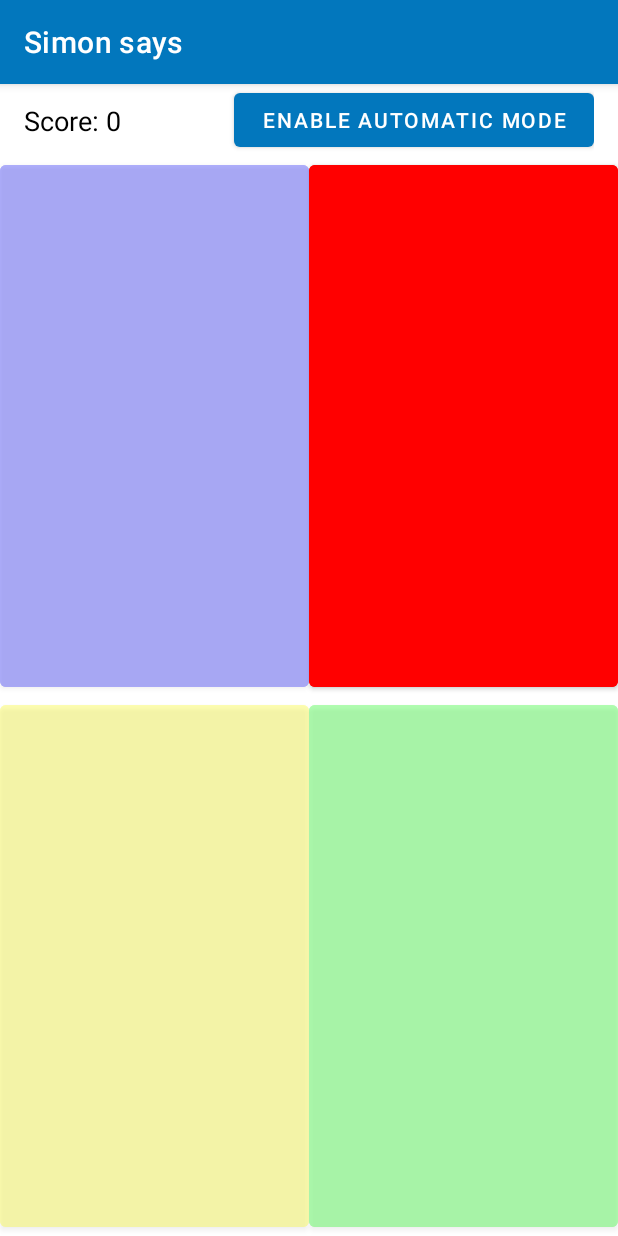
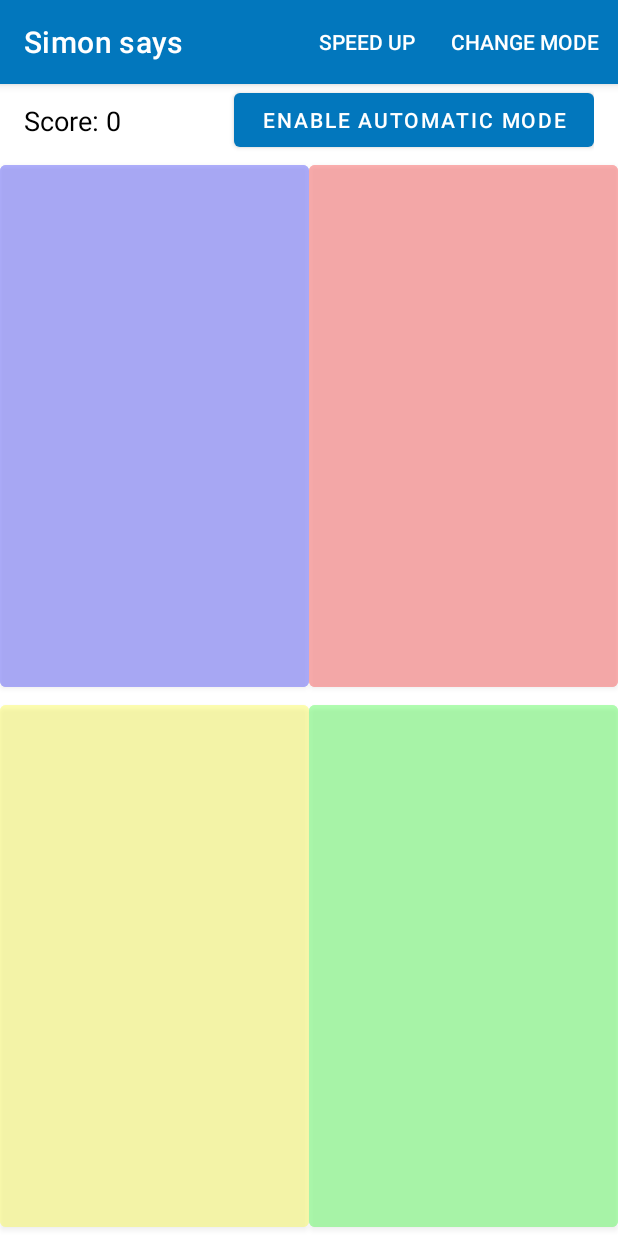
Before and after one commit to Stef1379/Simon-Says, an Android app: the GameActivity screen opened directly, with no data from a screen before it, on a phone screen of 412 x 824 dp. Run offline under Robolectric (Android 15) with nearby library versions, the phone set to English and light mode, and no system bars; our stand-ins replace AdMob; 1 statement that could not run was skipped.

Commit message:
Add speed variation

```diff
--- a/app/src/main/java/com/example/simonsays/GameActivity.java
+++ b/app/src/main/java/com/example/simonsays/GameActivity.java
@@ -9,6 +9,9 @@ import android.os.Handler;
 import android.os.Looper;
 import android.util.DisplayMetrics;
 import android.view.Display;
+import android.view.Menu;
+import android.view.MenuInflater;
+import android.view.MenuItem;
 import android.view.View;
 import android.view.WindowManager;
 import android.widget.Button;
@@ -32,8 +35,11 @@ public class GameActivity extends AppCompatActivity {
 
     private static final Handler mainHandler = new Handler(Looper.getMainLooper());
     private static final Random random = new Random();
-    private static final long DELAY = 1200;
     private static final long AUTONOMOUS_DELAY = 600;
+    private static final long MIN_DELAY = 100;
+    private static final long MAX_DELAY = 800;
+
+    private static long DELAY = 800;
     private static boolean AUTONOMOUS = false;
 
     private List<Button> buttons;
@@ -43,7 +49,6 @@ public class GameActivity extends AppCompatActivity {
     private int score;
 
     private TextView scoreText;
-    private Button autonomousButton;
 
     private RelativeLayout adContainerView;
     private AdView adView;
@@ -59,7 +64,6 @@ public class GameActivity extends AppCompatActivity {
         setContentView(R.layout.activity_game);
         getWindow().addFlags(WindowManager.LayoutParams.FLAG_KEEP_SCREEN_ON);
 
-        autonomousButton = findViewById(R.id.btn_autonomous);
         scoreText = findViewById(R.id.lbl_scoreText);
         adContainerView = findViewById(R.id.game_ad_container);
         loadBanner();
@@ -72,11 +76,32 @@ public class GameActivity extends AppCompatActivity {
         setupButtonsClickListener();
         setupSounds();
         addLightButton();
+    }
 
-        autonomousButton.setOnClickListener(_ -> {
+    @Override
+    public boolean onCreateOptionsMenu(Menu menu) {
+        MenuInflater inflater = getMenuInflater();
+        inflater.inflate(R.menu.game_menu, menu);
+        return true;
+    }
+
+    @Override
+    public boolean onOptionsItemSelected(@NonNull MenuItem item) {
+        if (item.getItemId() == R.id.toggle_speed) {
+            toggleGameSpeed();
+            return true;
+        }
+        if (item.getItemId() == R.id.toggle_autonomous) {
             toggleAutonomous();
             if (buttons.stream().allMatch(View::hasOnClickListeners)) playGameAutonomous();
-        });
+            return true;
+        }
+        return super.onOptionsItemSelected(item);
+    }
+
+    private void toggleGameSpeed() {
+        if (DELAY == MIN_DELAY) DELAY = MAX_DELAY;
+        else if (DELAY == MAX_DELAY) DELAY = MIN_DELAY;
     }
 
     public static Display getDefaultDisplay(Context context) {
@@ -180,8 +205,8 @@ public class GameActivity extends AppCompatActivity {
         long totalDelay = 0;
         for (int i = 0; i < lightedButtons.size(); i++) {
             final Button lightedButton = lightedButtons.get(i);
-            totalDelay += DELAY;
-            mainHandler.postDelayed(() -> lightButton(lightedButton, 1000), totalDelay);
+            totalDelay += DELAY + (100L * lightedButtons.size());
+            mainHandler.postDelayed(() -> lightButton(lightedButton, (int) DELAY), totalDelay);
         }
 
         mainHandler.postDelayed(() -> {
@@ -289,6 +314,6 @@ public class GameActivity extends AppCompatActivity {
 
     private void toggleAutonomous() {
         AUTONOMOUS = !AUTONOMOUS;
-        autonomousButton.setText(AUTONOMOUS ? R.string.disable_automatic_mode : R.string.enable_automatic_mode);
+//        autonomousButton.setText(AUTONOMOUS ? R.string.disable_automatic_mode : R.string.enable_automatic_mode);
     }
 }
--- /dev/null
+++ b/app/src/main/res/menu/game_menu.xml
@@ -0,0 +1,12 @@
+<?xml version="1.0" encoding="utf-8"?>
+<menu xmlns:android="http://schemas.android.com/apk/res/android"
+    xmlns:app="http://schemas.android.com/apk/res-auto">
+    <item
+        android:id="@+id/toggle_speed"
+        android:title="Speed Up"
+        app:showAsAction="ifRoom" />
+    <item
+        android:id="@+id/toggle_autonomous"
+        android:title="Change mode"
+        app:showAsAction="always" />
+</menu>
```
